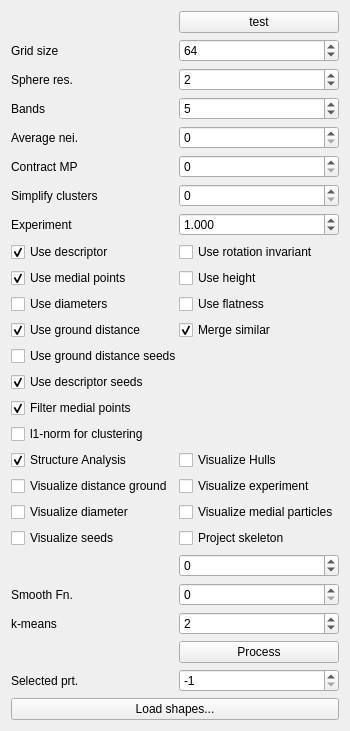
Before: the Qt Designer form particles/particles-widget.ui in ialhashim/ddtt-dev, drawn with Qt 5.
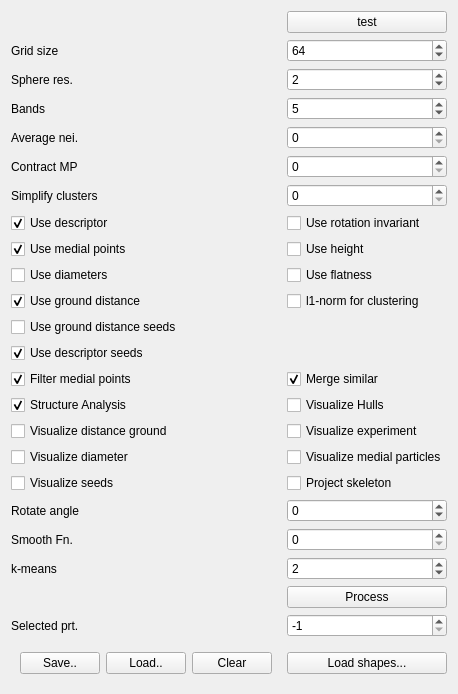
After: the same form once the commit is applied.

Commit message: [particles] serialization.

What changed in the file:
```diff
--- a/particles/particles-widget.ui
+++ b/particles/particles-widget.ui
@@ -6,7 +6,7 @@
    <rect>
     <x>0</x>
     <y>0</y>
-    <width>306</width>
+    <width>337</width>
     <height>685</height>
    </rect>
   </property>
@@ -14,61 +14,6 @@
    <string>Particles</string>
   </property>
   <layout class="QGridLayout" name="gridLayout">
-   <item row="7" column="0">
-    <widget class="QLabel" name="label_7">
-     <property name="text">
-      <string>Experiment</string>
-     </property>
-    </widget>
-   </item>
-   <item row="36" column="1">
-    <widget class="QPushButton" name="processShapesButton">
-     <property name="text">
-      <string>Process</string>
-     </property>
-    </widget>
-   </item>
-   <item row="37" column="0">
-    <widget class="QLabel" name="label">
-     <property name="text">
-      <string>Selected prt.</string>
-     </property>
-    </widget>
-   </item>
-   <item row="2" column="0">
-    <widget class="QLabel" name="label_3">
-     <property name="text">
-      <string>Sphere res.</string>
-     </property>
-    </widget>
-   </item>
-   <item row="5" column="0">
-    <widget class="QLabel" name="label_6">
-     <property name="text">
-      <string>Contract MP</string>
-     </property>
-    </widget>
-   </item>
-   <item row="22" column="0">
-    <widget class="QCheckBox" name="performSturctureAnalysis">
-     <property name="text">
-      <string>Structure Analysis</string>
-     </property>
-     <property name="checked">
-      <bool>true</bool>
-     </property>
-    </widget>
-   </item>
-   <item row="32" column="1">
-    <widget class="QSpinBox" name="rotateAngle">
-     <property name="minimum">
-      <number>-360</number>
-     </property>
-     <property name="maximum">
-      <number>360</number>
-     </property>
-    </widget>
-   </item>
    <item row="1" column="1">
     <widget class="QSpinBox" name="gridsize">
      <property name="minimum">
@@ -82,26 +27,6 @@
      </property>
     </widget>
    </item>
-   <item row="16" column="0" colspan="2">
-    <widget class="QCheckBox" name="useGroundDistSeed">
-     <property name="text">
-      <string>Use ground distance seeds</string>
-     </property>
-     <property name="checked">
-      <bool>false</bool>
-     </property>
-    </widget>
-   </item>
-   <item row="19" column="0" colspan="2">
-    <widget class="QCheckBox" name="filterMedialPoints">
-     <property name="text">
-      <string>Filter medial points</string>
-     </property>
-     <property name="checked">
-      <bool>true</bool>
-     </property>
-    </widget>
-   </item>
    <item row="1" column="0">
     <widget class="QLabel" name="label_2">
      <property name="text">
@@ -109,36 +34,13 @@
      </property>
     </widget>
    </item>
-   <item row="35" column="0">
+   <item row="34" column="0">
     <widget class="QLabel" name="label_4">
      <property name="text">
       <string>k-means</string>
      </property>
     </widget>
    </item>
-   <item row="3" column="1">
-    <widget class="QSpinBox" name="bands">
-     <property name="minimum">
-      <number>0</number>
-     </property>
-     <property name="maximum">
-      <number>120</number>
-     </property>
-     <property name="value">
-      <number>5</number>
-     </property>
-    </widget>
-   </item>
-   <item row="20" column="0">
-    <widget class="QCheckBox" name="l1norm">
-     <property name="text">
-      <string>l1-norm for clustering</string>
-     </property>
-     <property name="checked">
-      <bool>false</bool>
-     </property>
-    </widget>
-   </item>
    <item row="6" column="0">
     <widget class="QLabel" name="simplifyClusterLabel">
      <property name="text">
@@ -149,31 +51,58 @@
    <item row="5" column="1">
     <widget class="QSpinBox" name="contractMedial"/>
    </item>
+   <item row="2" column="0">
+    <widget class="QLabel" name="label_3">
+     <property name="text">
+      <string>Sphere res.</string>
+     </property>
+    </widget>
+   </item>
+   <item row="21" column="0">
+    <widget class="QCheckBox" name="performSturctureAnalysis">
+     <property name="text">
+      <string>Structure Analysis</string>
+     </property>
+     <property name="checked">
+      <bool>true</bool>
+     </property>
+    </widget>
+   </item>
+   <item row="35" column="1">
+    <widget class="QPushButton" name="processShapesButton">
+     <property name="text">
+      <string>Process</string>
+     </property>
+    </widget>
+   </item>
    <item row="6" column="1">
     <widget class="QSpinBox" name="simplifyCluster"/>
    </item>
-   <item row="25" column="1">
+   <item row="24" column="1">
     <widget class="QCheckBox" name="showMedial">
      <property name="text">
       <string>Visualize medial particles</string>
      </property>
     </widget>
    </item>
-   <item row="24" column="0">
-    <widget class="QCheckBox" name="showDistGround">
-     <property name="text">
-      <string>Visualize distance ground</string>
+   <item row="31" column="1">
+    <widget class="QSpinBox" name="rotateAngle">
+     <property name="minimum">
+      <number>-360</number>
+     </property>
+     <property name="maximum">
+      <number>360</number>
      </property>
     </widget>
    </item>
-   <item row="33" column="0">
+   <item row="32" column="0">
     <widget class="QLabel" name="fnSmoothItersLabel">
      <property name="text">
       <string>Smooth Fn.</string>
      </property>
     </widget>
    </item>
-   <item row="22" column="1">
+   <item row="21" column="1">
     <widget class="QCheckBox" name="showHulls">
      <property name="text">
       <string>Visualize Hulls</string>
@@ -183,14 +112,14 @@
      </property>
     </widget>
    </item>
-   <item row="12" column="1">
+   <item row="11" column="1">
     <widget class="QCheckBox" name="useFlat">
      <property name="text">
       <string>Use flatness</string>
      </property>
     </widget>
    </item>
-   <item row="37" column="1">
+   <item row="36" column="1">
     <widget class="QSpinBox" name="selectedParticle">
      <property name="minimum">
       <number>-1</number>
@@ -203,46 +132,60 @@
      </property>
     </widget>
    </item>
-   <item row="0" column="1">
-    <widget class="QPushButton" name="testButton">
+   <item row="23" column="0">
+    <widget class="QCheckBox" name="showDistGround">
      <property name="text">
-      <string>test</string>
+      <string>Visualize distance ground</string>
      </property>
     </widget>
    </item>
-   <item row="35" column="1">
-    <widget class="QSpinBox" name="kclusters">
+   <item row="15" column="0">
+    <widget class="QCheckBox" name="useGroundDistSeed">
+     <property name="text">
+      <string>Use ground distance seeds</string>
+     </property>
+     <property name="checked">
+      <bool>false</bool>
+     </property>
+    </widget>
+   </item>
+   <item row="3" column="1">
+    <widget class="QSpinBox" name="bands">
      <property name="minimum">
-      <number>1</number>
+      <number>0</number>
      </property>
      <property name="maximum">
-      <number>100000</number>
+      <number>120</number>
      </property>
      <property name="value">
-      <number>2</number>
+      <number>5</number>
      </property>
     </widget>
    </item>
-   <item row="9" column="0">
-    <widget class="QCheckBox" name="useDescriptor">
+   <item row="36" column="0">
+    <widget class="QLabel" name="label">
      <property name="text">
-      <string>Use descriptor</string>
+      <string>Selected prt.</string>
+     </property>
+    </widget>
+   </item>
+   <item row="5" column="0">
+    <widget class="QLabel" name="label_6">
+     <property name="text">
+      <string>Contract MP</string>
+     </property>
+    </widget>
+   </item>
+   <item row="18" column="0">
+    <widget class="QCheckBox" name="filterMedialPoints">
+     <property name="text">
+      <string>Filter medial points</string>
      </property>
      <property name="checked">
       <bool>true</bool>
      </property>
     </widget>
    </item>
-   <item row="12" column="0">
-    <widget class="QCheckBox" name="useDiameter">
-     <property name="text">
-      <string>Use diameters</string>
-     </property>
-     <property name="checked">
-      <bool>false</bool>
-     </property>
-    </widget>
-   </item>
    <item row="2" column="1">
     <widget class="QSpinBox" name="sphereResolution">
      <property name="maximum">
@@ -253,92 +196,24 @@
      </property>
     </widget>
    </item>
-   <item row="38" column="0" colspan="2">
-    <widget class="QPushButton" name="loadShapes">
-     <property name="text">
-      <string>Load shapes...</string>
-     </property>
-    </widget>
-   </item>
-   <item row="7" column="1">
-    <widget class="QDoubleSpinBox" name="experimentSpin">
-     <property name="decimals">
-      <number>3</number>
-     </property>
-     <property name="minimum">
-      <double>-1000000.000000000000000</double>
-     </property>
-     <property name="maximum">
-      <double>1000000.000000000000000</double>
-     </property>
-     <property name="value">
-      <double>1.000000000000000</double>
-     </property>
-    </widget>
-   </item>
-   <item row="11" column="1">
-    <widget class="QCheckBox" name="useHeight">
-     <property name="text">
-      <string>Use height</string>
-     </property>
-    </widget>
-   </item>
-   <item row="25" column="0">
-    <widget class="QCheckBox" name="showDiameter">
-     <property name="text">
-      <string>Visualize diameter</string>
-     </property>
-    </widget>
-   </item>
-   <item row="17" column="0">
-    <widget class="QCheckBox" name="useDescSeed">
-     <property name="text">
-      <string>Use descriptor seeds</string>
-     </property>
-     <property name="checked">
-      <bool>true</bool>
-     </property>
-    </widget>
-   </item>
-   <item row="3" column="0">
-    <widget class="QLabel" name="label_5">
-     <property name="text">
-      <string>Bands</string>
-     </property>
-    </widget>
-   </item>
-   <item row="9" column="1">
+   <item row="8" column="1">
     <widget class="QCheckBox" name="useRotationInv">
      <property name="text">
       <string>Use rotation invariant</string>
      </property>
     </widget>
    </item>
-   <item row="31" column="1">
-    <widget class="QCheckBox" name="projectSkeleton">
-     <property name="text">
-      <string>Project skeleton</string>
-     </property>
-    </widget>
-   </item>
-   <item row="24" column="1">
+   <item row="23" column="1">
     <widget class="QCheckBox" name="showExperiment">
      <property name="text">
       <string>Visualize experiment</string>
      </property>
     </widget>
    </item>
-   <item row="4" column="1">
-    <widget class="QSpinBox" name="avgNeighIters">
-     <property name="value">
-      <number>0</number>
-     </property>
-    </widget>
-   </item>
-   <item row="33" column="1">
-    <widget class="QSpinBox" name="fnSmoothIters">
-     <property name="maximum">
-      <number>200</number>
+   <item row="10" column="1">
+    <widget class="QCheckBox" name="useHeight">
+     <property name="text">
+      <string>Use height</string>
      </property>
     </widget>
    </item>
@@ -349,10 +224,34 @@
      </property>
     </widget>
    </item>
+   <item row="30" column="0">
+    <widget class="QCheckBox" name="showSeeds">
+     <property name="text">
+      <string>Visualize seeds</string>
+     </property>
+    </widget>
+   </item>
    <item row="11" column="0">
-    <widget class="QCheckBox" name="useMedialPoints">
+    <widget class="QCheckBox" name="useDiameter">
      <property name="text">
-      <string>Use medial points</string>
+      <string>Use diameters</string>
+     </property>
+     <property name="checked">
+      <bool>false</bool>
+     </property>
+    </widget>
+   </item>
+   <item row="30" column="1">
+    <widget class="QCheckBox" name="projectSkeleton">
+     <property name="text">
+      <string>Project skeleton</string>
+     </property>
+    </widget>
+   </item>
+   <item row="16" column="0">
+    <widget class="QCheckBox" name="useDescSeed">
+     <property name="text">
+      <string>Use descriptor seeds</string>
      </property>
      <property name="checked">
       <bool>true</bool>
@@ -372,24 +271,68 @@
      </property>
     </spacer>
    </item>
-   <item row="31" column="0">
-    <widget class="QCheckBox" name="showSeeds">
+   <item row="24" column="0">
+    <widget class="QCheckBox" name="showDiameter">
      <property name="text">
-      <string>Visualize seeds</string>
+      <string>Visualize diameter</string>
      </property>
     </widget>
    </item>
-   <item row="13" column="1">
-    <widget class="QCheckBox" name="isMerge">
+   <item row="3" column="0">
+    <widget class="QLabel" name="label_5">
      <property name="text">
-      <string>Merge similar</string>
+      <string>Bands</string>
      </property>
+    </widget>
+   </item>
+   <item row="8" column="0">
+    <widget class="QCheckBox" name="useDescriptor">
+     <property name="text">
+      <string>Use descriptor</string>
+     </property>
      <property name="checked">
       <bool>true</bool>
      </property>
     </widget>
    </item>
-   <item row="13" column="0">
+   <item row="32" column="1">
+    <widget class="QSpinBox" name="fnSmoothIters">
+     <property name="maximum">
+      <number>200</number>
+     </property>
+    </widget>
+   </item>
+   <item row="34" column="1">
+    <widget class="QSpinBox" name="kclusters">
+     <property name="minimum">
+      <number>1</number>
+     </property>
+     <property name="maximum">
+      <number>100000</number>
+     </property>
+     <property name="value">
+      <number>2</number>
+     </property>
+    </widget>
+   </item>
+   <item row="10" column="0">
+    <widget class="QCheckBox" name="useMedialPoints">
+     <property name="text">
+      <string>Use medial points</string>
+     </property>
+     <property name="checked">
+      <bool>true</bool>
+     </property>
+    </widget>
+   </item>
+   <item row="0" column="1">
+    <widget class="QPushButton" name="testButton">
+     <property name="text">
+      <string>test</string>
+     </property>
+    </widget>
+   </item>
+   <item row="12" column="0">
     <widget class="QCheckBox" name="useGroundDist">
      <property name="text">
       <string>Use ground distance</string>
@@ -399,6 +342,74 @@
      </property>
     </widget>
    </item>
+   <item row="4" column="1">
+    <widget class="QSpinBox" name="avgNeighIters">
+     <property name="value">
+      <number>0</number>
+     </property>
+    </widget>
+   </item>
+   <item row="18" column="1">
+    <widget class="QCheckBox" name="isMerge">
+     <property name="text">
+      <string>Merge similar</string>
+     </property>
+     <property name="checked">
+      <bool>true</bool>
+     </property>
+    </widget>
+   </item>
+   <item row="31" column="0">
+    <widget class="QLabel" name="label_8">
+     <property name="text">
+      <string>Rotate angle</string>
+     </property>
+    </widget>
+   </item>
+   <item row="12" column="1">
+    <widget class="QCheckBox" name="l1norm">
+     <property name="text">
+      <string>l1-norm for clustering</string>
+     </property>
+     <property name="checked">
+      <bool>false</bool>
+     </property>
+    </widget>
+   </item>
+   <item row="37" column="0">
+    <widget class="QWidget" name="widget" native="true">
+     <layout class="QHBoxLayout" name="horizontalLayout">
+      <item>
+       <widget class="QPushButton" name="saveMeshes">
+        <property name="text">
+         <string>Save..</string>
+        </property>
+       </widget>
+      </item>
+      <item>
+       <widget class="QPushButton" name="loadMeshes">
+        <property name="text">
+         <string>Load..</string>
+        </property>
+       </widget>
+      </item>
+      <item>
+       <widget class="QPushButton" name="clearMeshes">
+        <property name="text">
+         <string>Clear</string>
+        </property>
+       </widget>
+      </item>
+     </layout>
+    </widget>
+   </item>
+   <item row="37" column="1">
+    <widget class="QPushButton" name="loadShapes">
+     <property name="text">
+      <string>Load shapes...</string>
+     </property>
+    </widget>
+   </item>
   </layout>
  </widget>
  <resources/>
```
The commit also changes 16 other files.
